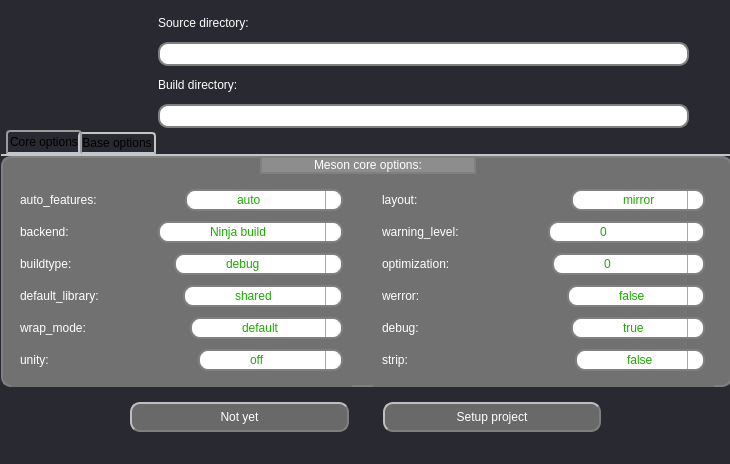
This is app/src/res/layout/activity_setup.ui in wroldwiedbwe/meson-ui as Qt 5 draws it before an edit. The edited form follows.
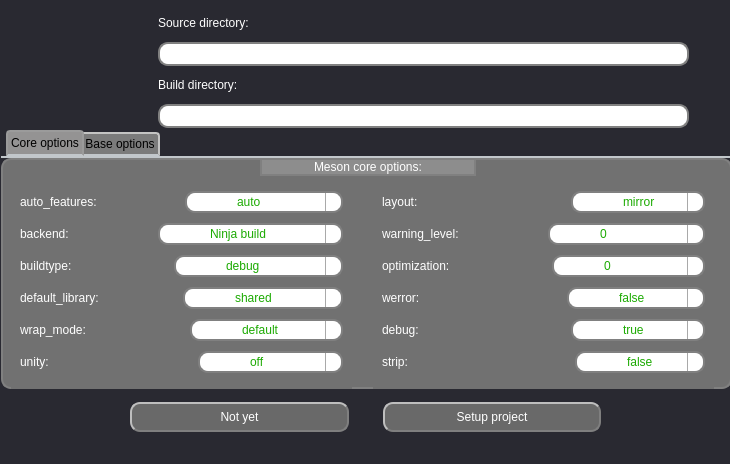
This is the edited form. Icons and pictures are not drawn.

Commit message: Fixing UI tab bright by making it darker

```diff
--- a/app/src/res/layout/activity_setup.ui
+++ b/app/src/res/layout/activity_setup.ui
@@ -193,7 +193,11 @@
     </rect>
    </property>
    <property name="styleSheet">
-    <string notr="true">QTabWidget::pane { /* The tab widget frame */
+    <string notr="true">QTabWidget {
+    colore: rgb(255, 255, 255);
+}
+
+QTabWidget::pane { /* The tab widget frame */
     border-top: 2px solid #C2C7CB;
 }
 
@@ -204,21 +208,18 @@
 /* Style the tab using the tab sub-control. Note that
     it reads QTabBar _not_ QTabWidget */
 QTabBar::tab {
-    background: qlineargradient(x1: 0, y1: 0, x2: 0, y2: 1,
-                                stop: 0 #E1E1E1, stop: 0.4 #DDDDDD,
-                                stop: 0.5 #D8D8D8, stop: 1.0 #D3D3D3);
+    colore: rgb(255, 255, 255);
+    background: rgb(123, 123, 123);
     border: 2px solid #C4C4C3;
     border-bottom-color: #C2C7CB; /* same as the pane color */
     border-top-left-radius: 4px;
     border-top-right-radius: 4px;
-    min-width: 8ex;
-    padding: 2px;
+    min-width: 10ex;
+    padding: 3px;
 }
 
 QTabBar::tab:selected, QTabBar::tab:hover {
-    background: qlineargradient(x1: 0, y1: 0, x2: 0, y2: 1,
-                                stop: 0 #fafafa, stop: 0.4 #f4f4f4,
-                                stop: 0.5 #e7e7e7, stop: 1.0 #fafafa);
+    background: rgb(148, 147, 147);
 }
 
 QTabBar::tab:selected {
```
The commit also changes 1 other file.
